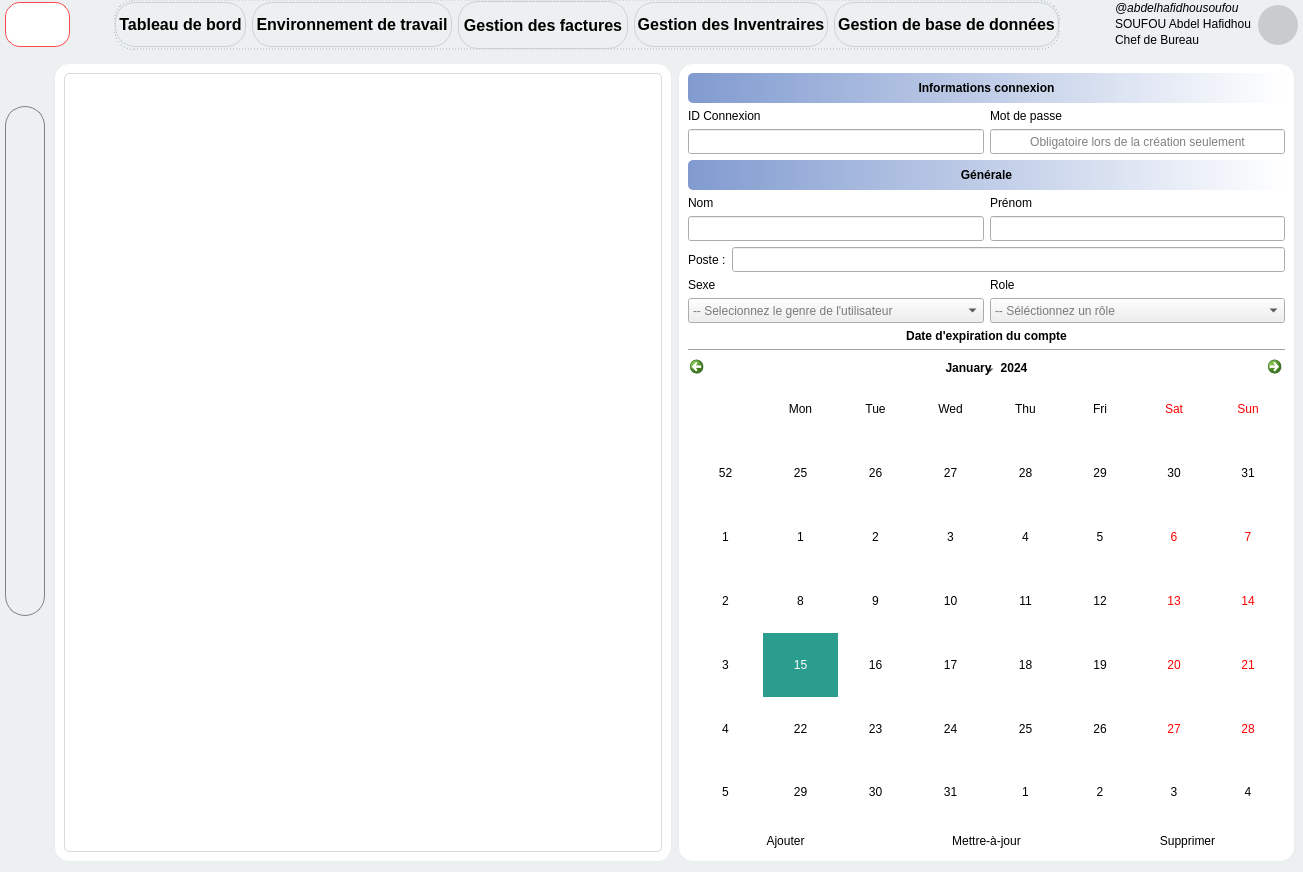
SAbdelH/DevisCreator_premium, file forms/dialog.ui: the form before one commit.
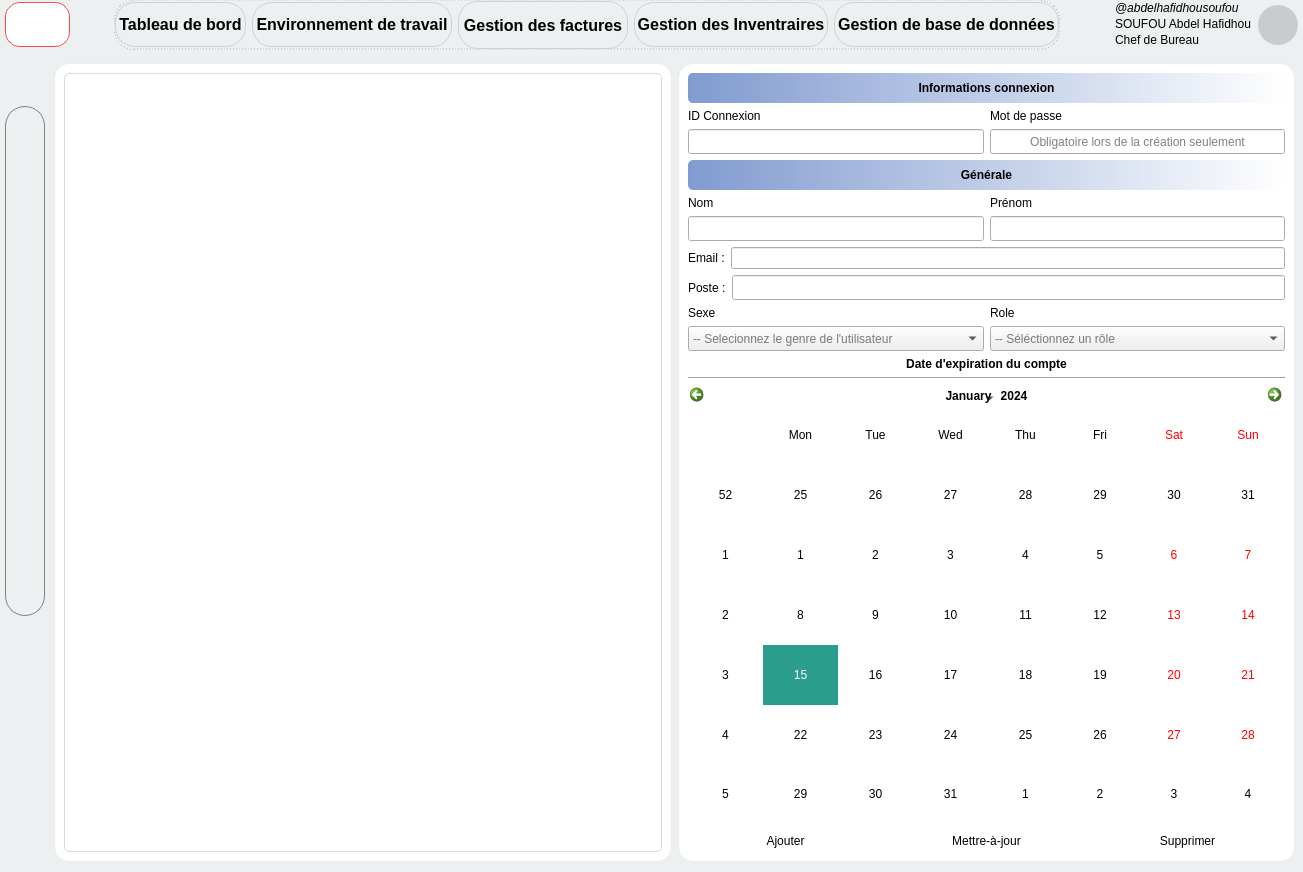
The form after the commit. The open tabs and pages were chosen to show the change. Icons and pictures are not drawn.

The edit to the form file:
```diff
--- a/forms/dialog.ui
+++ b/forms/dialog.ui
@@ -3739,9 +3739,6 @@
            <enum>QFrame::Shadow::Raised</enum>
           </property>
           <layout class="QVBoxLayout" name="_v_right_user_management">
-           <property name="spacing">
-            <number>-1</number>
-           </property>
            <item>
             <widget class="QFrame" name="_f_title_inputConnexion">
              <property name="minimumSize">
@@ -3960,6 +3957,20 @@
              </item>
             </layout>
            </item>
+           <item>
+            <layout class="QHBoxLayout" name="_h_um_mail">
+             <item>
+              <widget class="QLabel" name="_l_um_mail">
+               <property name="text">
+                <string>Email :</string>
+               </property>
+              </widget>
+             </item>
+             <item>
+              <widget class="QLineEdit" name="_le_um_mail"/>
+             </item>
+            </layout>
+           </item>
            <item>
             <layout class="QHBoxLayout" name="_h_um_poste">
              <item>
```
Left out of the diff: 4 changed lines with no effect on the pictures.
